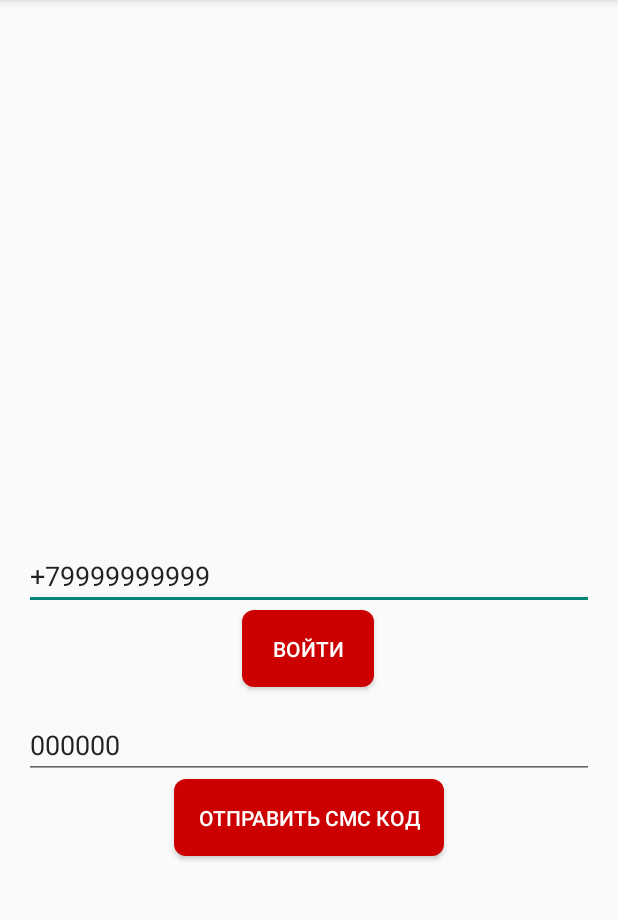
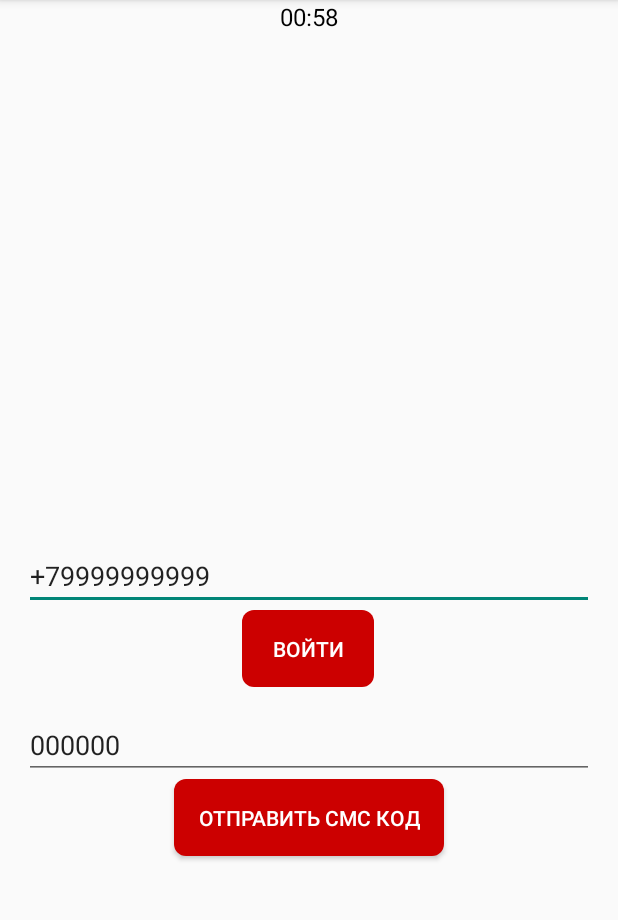
Before and after one commit to rojsashaItacademy/database_firebase, an Android app: the screen it shows after launch (AuthActivity), after a tap on "ВОЙТИ", on a phone screen of 412 x 824 dp, the part 84-1004 px from its top. Run offline under Robolectric (Android 15) with nearby library versions, the phone set to English and light mode, and no system bars; our stand-ins replace Firebase (no records; nobody signed in at launch, a user with empty details on screens opened directly).

```diff
--- a/app/src/main/AndroidManifest.xml
+++ b/app/src/main/AndroidManifest.xml
@@ -14,16 +14,16 @@
         android:theme="@style/Theme.FirebaseBackend"
         android:usesCleartextTraffic="true">
         <activity android:name=".ui.splash.SplashActivity">
+
+        </activity>
+        <activity
+            android:name=".ui.auth.AuthActivity"
+            android:theme="@style/Theme.AppCompat.Light.DarkActionBar">
             <intent-filter>
                 <action android:name="android.intent.action.MAIN" />
 
                 <category android:name="android.intent.category.LAUNCHER" />
             </intent-filter>
-        </activity>
-        <activity
-            android:name=".ui.auth.AuthActivity"
-            android:theme="@style/Theme.AppCompat.Light.DarkActionBar">
-
         </activity>
         <activity android:name=".ui.main.MainActivity">
 
--- a/app/src/main/java/ru/trinitydigital/firebasebackend/ui/auth/AuthActivity.kt
+++ b/app/src/main/java/ru/trinitydigital/firebasebackend/ui/auth/AuthActivity.kt
@@ -2,7 +2,9 @@ package ru.trinitydigital.firebasebackend.ui.auth
 
 import android.content.Intent
 import android.os.Bundle
+import android.os.CountDownTimer
 import android.util.Log
+import android.view.View
 import android.widget.Toast
 import androidx.activity.viewModels
 import androidx.appcompat.app.AppCompatActivity
@@ -17,12 +19,15 @@ import com.google.firebase.ktx.Firebase
 import kotlinx.android.synthetic.main.activity_auth.*
 import ru.trinitydigital.firebasebackend.R
 import ru.trinitydigital.firebasebackend.ui.main.MainActivity
+import java.text.SimpleDateFormat
+import java.util.*
 import java.util.concurrent.TimeUnit
 
 
 class AuthActivity : AppCompatActivity() {
 
     private val viewModel by viewModels<AuthViewModel>()
+
 
     private lateinit var auth: FirebaseAuth
     private lateinit var callbacks: PhoneAuthProvider.OnVerificationStateChangedCallbacks
@@ -37,9 +42,38 @@ class AuthActivity : AppCompatActivity() {
         setupListeners()
     }
 
+    private fun startTimer() {
+        btnSentPhone.isEnabled = false
+
+        val timer = object : CountDownTimer(60_000, 1_000) {
+            override fun onTick(millisUntilFinished: Long) {
+//
+//                dateFormat(millisUntilFinished)
+                val seconds = (millisUntilFinished / 1000).toInt()
+                tvTimer.text = dateFormat(millisUntilFinished)
+                tvTimer.visibility = View.VISIBLE
+            }
+
+            override fun onFinish() {
+                btnSentPhone.isEnabled = true
+                tvTimer.visibility = View.GONE
+            }
+        }
+        timer.start()
+    }
+
+    fun dateFormat(millisUntilFinished: Long): String {
+        val format = SimpleDateFormat("mm:ss", Locale.getDefault())
+        val date = Date(millisUntilFinished)
+
+        return format.format(date)
+
+    }
+
     private fun setupListeners() {
         btnSentPhone.setOnClickListener {
             verifyPhone(etInputNumber.text.toString())
+            startTimer()
         }
 
         btnSentCode.setOnClickListener {
--- a/app/src/main/res/layout/activity_auth.xml
+++ b/app/src/main/res/layout/activity_auth.xml
@@ -32,14 +32,25 @@
         app:layout_constraintStart_toStartOf="parent"
         app:layout_constraintTop_toBottomOf="@+id/etInputNumber" />
 
+    <TextView
+        android:id="@+id/tvTimer"
+        android:layout_width="match_parent"
+        android:layout_height="wrap_content"
+        android:gravity="center"
+        android:text="adasdasdasdasd"
+        android:textColor="@android:color/black"
+        android:textSize="16sp"
+        android:visibility="gone"
+        app:layout_constraintTop_toTopOf="parent" />
+
     <EditText
         android:id="@+id/etInputCode"
         android:layout_width="match_parent"
         android:layout_height="wrap_content"
         android:layout_margin="16dp"
         android:hint="Введите код"
+        android:inputType="number"
         android:text="000000"
-        android:inputType="number"
         app:layout_constraintEnd_toEndOf="parent"
         app:layout_constraintStart_toStartOf="parent"
         app:layout_constraintTop_toBottomOf="@+id/btnSentPhone" />
@@ -48,14 +59,13 @@
         android:id="@+id/btnSentCode"
         android:layout_width="wrap_content"
         android:layout_height="wrap_content"
+        android:background="@drawable/bg_button"
+        android:padding="16dp"
         android:text="Отправить смс код"
-        android:padding="16dp"
         android:textColor="@color/white"
-        android:background="@drawable/bg_button"
         app:layout_constraintEnd_toEndOf="parent"
         app:layout_constraintStart_toStartOf="parent"
-        app:layout_constraintTop_toBottomOf="@+id/etInputCode"/>
-
+        app:layout_constraintTop_toBottomOf="@+id/etInputCode" />
 
 
 </androidx.constraintlayout.widget.ConstraintLayout>
```
